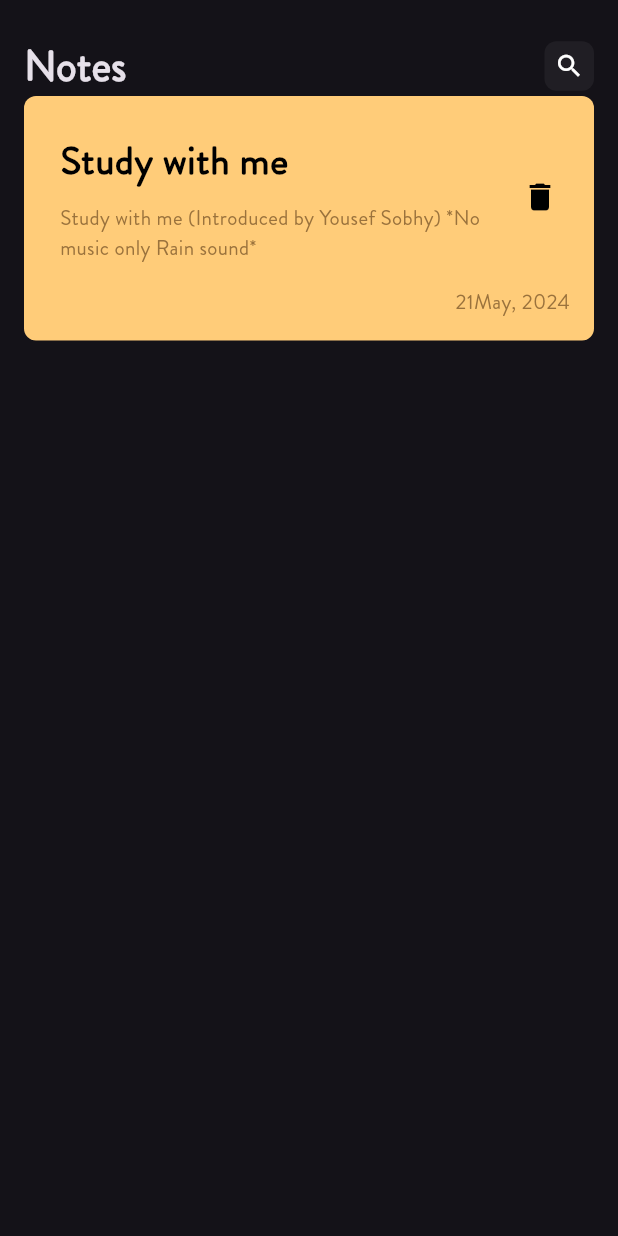
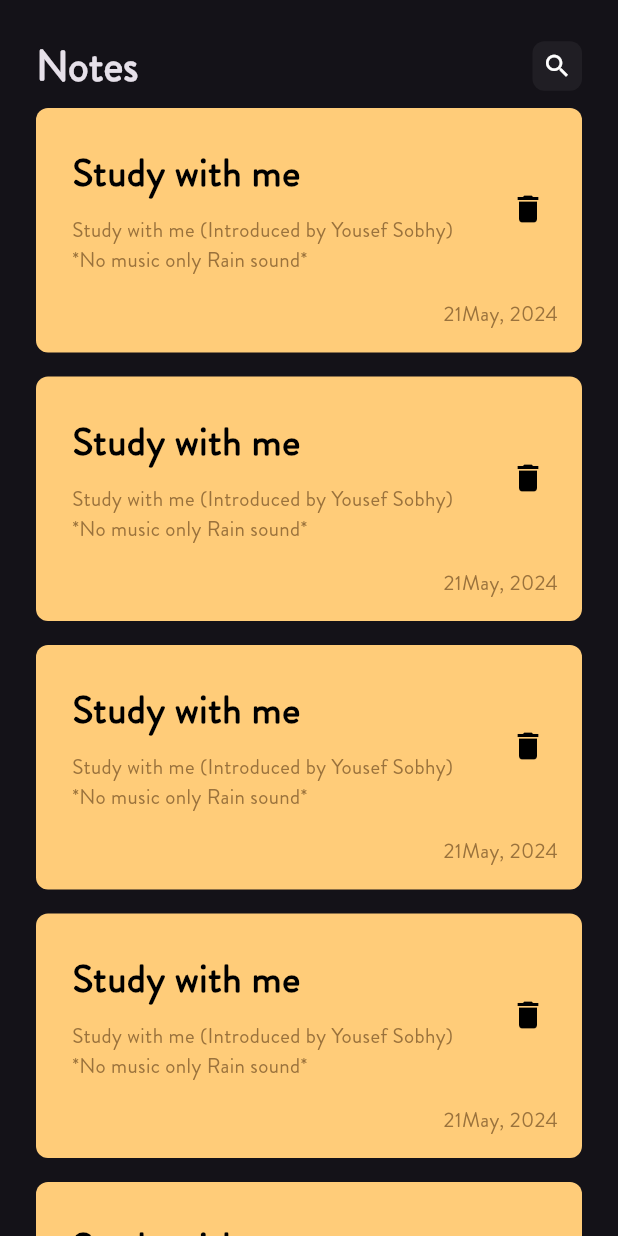
Before and after one commit to yousefsobhy12/5-notes_app, a Flutter app: the screen it shows after launch, on a phone screen of 412 x 824 dp. Run offline on Flutter 3.47's test engine with Material 3 defaults, Android fonts, the phone set to English and light mode, and no system bars.

Commit message:
notes listview created

```diff
--- a/lib/views/home_view.dart
+++ b/lib/views/home_view.dart
@@ -1,6 +1,7 @@
 import 'package:flutter/material.dart';
 import 'package:notes_app/views/widgets/custom_appbar.dart';
 import 'package:notes_app/views/widgets/notes_item.dart';
+import 'package:notes_app/views/widgets/notes_listview.dart';
 
 class HomeView extends StatelessWidget {
   const HomeView({super.key});
@@ -9,14 +10,16 @@ class HomeView extends StatelessWidget {
   Widget build(BuildContext context) {
     return const Scaffold(
       body: Padding(
-        padding: EdgeInsets.symmetric(horizontal: 16),
+        padding: EdgeInsets.symmetric(horizontal: 24),
         child: Column(
           children: [
             SizedBox(
               height: 24,
             ),
             CustomAppbar(),
-            NoteItem(),
+            Expanded(
+              child: NotesListview(),
+            )
           ],
         ),
       ),
--- a/lib/views/widgets/notes_item.dart
+++ b/lib/views/widgets/notes_item.dart
@@ -1,7 +1,7 @@
 import 'package:flutter/material.dart';
 
-class NoteItem extends StatelessWidget {
-  const NoteItem({super.key});
+class NotesItem extends StatelessWidget {
+  const NotesItem({super.key});
 
   @override
   Widget build(BuildContext context) {
--- /dev/null
+++ b/lib/views/widgets/notes_listview.dart
@@ -0,0 +1,16 @@
+import 'package:flutter/material.dart';
+import 'package:notes_app/views/widgets/notes_item.dart';
+
+class NotesListview extends StatelessWidget {
+  const NotesListview({super.key});
+
+  @override
+  Widget build(BuildContext context) {
+    return ListView.builder(itemBuilder: (context, index) {
+      return const Padding(
+        padding: EdgeInsets.symmetric(vertical: 8),
+        child: NotesItem(),
+      );
+    });
+  }
+}
```
